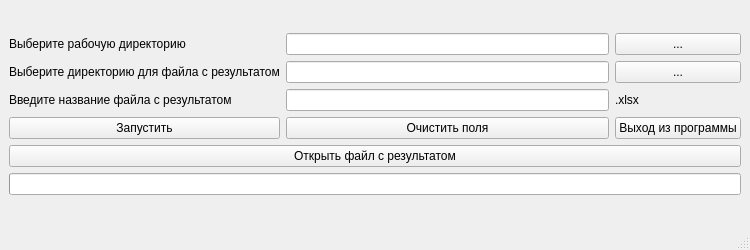
This is xgtf_to_excel_dir/untitled.ui in Yrij-Zhavoronkov/WintreistsPractice as Qt 5 draws it before an edit. The edited form follows.
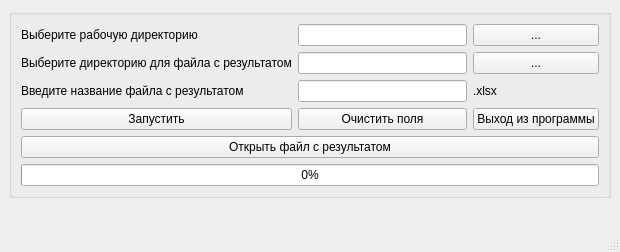
This is the edited form.

Commit message: кнопка, пустоты, отступы

Patch:
```diff
--- a/xgtf_to_excel_dir/untitled.ui
+++ b/xgtf_to_excel_dir/untitled.ui
@@ -6,14 +6,14 @@
    <rect>
     <x>0</x>
     <y>0</y>
-    <width>750</width>
-    <height>250</height>
+    <width>620</width>
+    <height>252</height>
    </rect>
   </property>
   <property name="minimumSize">
    <size>
-    <width>750</width>
-    <height>250</height>
+    <width>0</width>
+    <height>0</height>
    </size>
   </property>
   <property name="windowTitle">
@@ -21,6 +21,25 @@
   </property>
   <widget class="QWidget" name="centralwidget">
    <layout class="QGridLayout" name="gridLayout_2">
+    <item row="1" column="0">
+     <spacer name="verticalSpacer">
+      <property name="orientation">
+       <enum>Qt::Vertical</enum>
+      </property>
+      <property name="sizeHint" stdset="0">
+       <size>
+        <width>20</width>
+        <height>40</height>
+       </size>
+      </property>
+     </spacer>
+    </item>
+    <item row="0" column="0">
+     <widget class="QGroupBox" name="groupBox">
+      <property name="title">
+       <string/>
+      </property>
+      <layout class="QGridLayout" name="gridLayout_3">
     <item row="0" column="0">
      <layout class="QVBoxLayout" name="verticalLayout">
       <item>
@@ -116,15 +135,21 @@
       </item>
       <item>
        <widget class="QProgressBar" name="progressBar">
+           <property name="autoFillBackground">
+            <bool>false</bool>
+           </property>
         <property name="value">
          <number>0</number>
         </property>
         <property name="textVisible">
-         <bool>false</bool>
+            <bool>true</bool>
         </property>
        </widget>
       </item>
      </layout>
+       </item>
+      </layout>
+     </widget>
     </item>
    </layout>
   </widget>
```
Left out of the diff: 2 changed lines with no effect on the pictures. Lines whose indentation alone changed are shown as unchanged. The commit also changes 2 other files.
